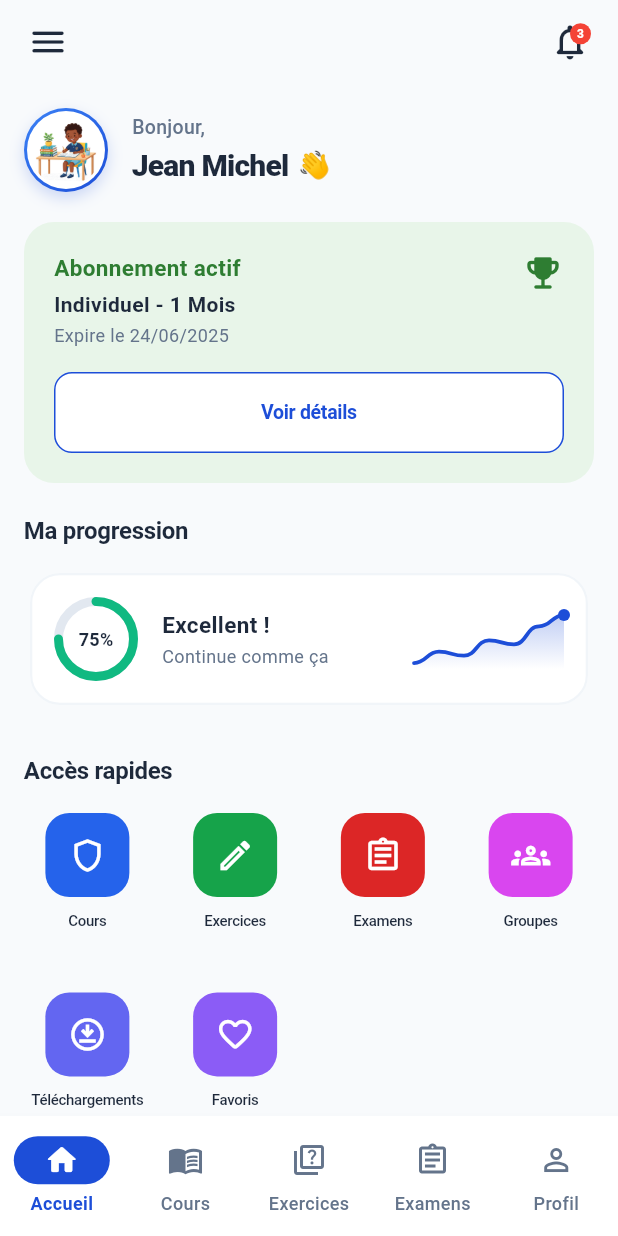
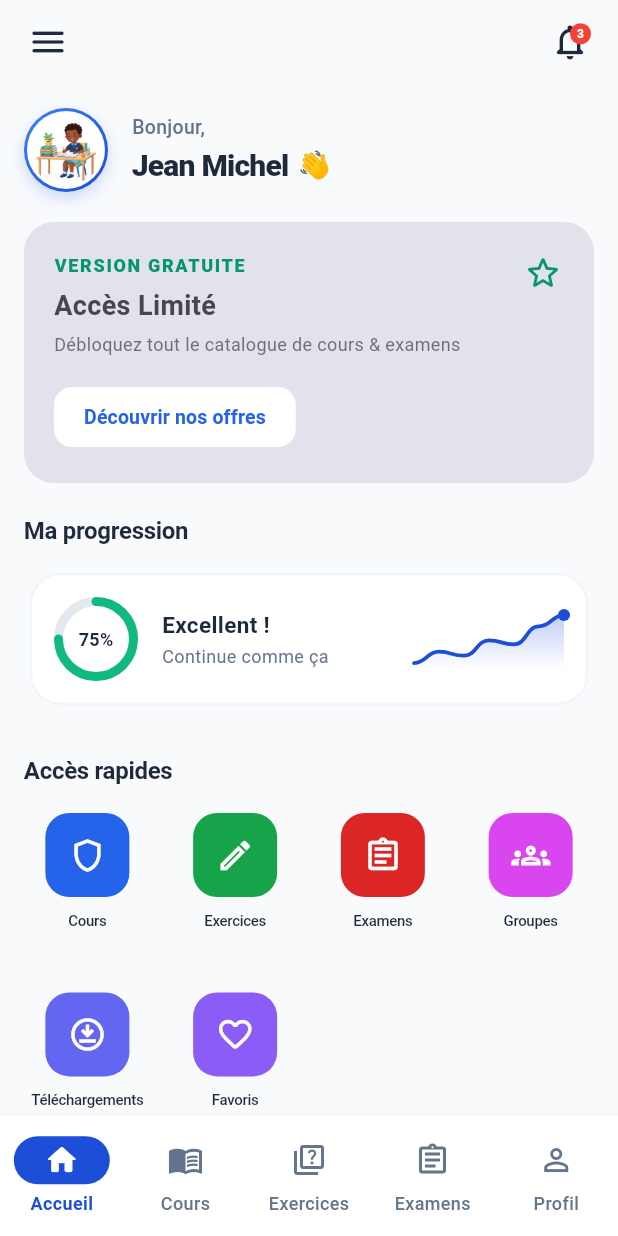
Before and after one commit to iboviconfiance/app1, a Flutter app: the DashboardScreen screen opened by its route, on a phone screen of 412 x 824 dp. Run offline on Flutter 3.47's test engine with Material 3 defaults, Android fonts, the phone set to English and light mode, and no system bars; drawn by our look-alikes of flutter_animate, percent_indicator; our stand-ins replace file_picker, go_router, shared_preferences; accounts and stored records are empty; network calls fail.

Commit message:
design: refonte visuelle Material 3, micro-animations de telechargements et transition boutons

```diff
--- a/frontend/lib/screens/home/dashboard_screen.dart
+++ b/frontend/lib/screens/home/dashboard_screen.dart
@@ -42,10 +42,13 @@ class _DashboardScreenState extends State<DashboardScreen> {
     final planName = subscription != null ? subscription['plan'] ?? 'gratuit' : 'gratuit';
     final endDateStr = subscription != null ? subscription['end_date'] : null;
 
+    final bgColor = isPremium ? theme.colorScheme.primaryContainer : theme.colorScheme.surfaceVariant;
+    final textColor = isPremium ? theme.colorScheme.onPrimaryContainer : theme.colorScheme.onSurfaceVariant;
+
     return Container(
       padding: const EdgeInsets.all(20),
       decoration: BoxDecoration(
-        color: const Color(0xFFE8F5E9), // Mint green background
+        color: bgColor,
         borderRadius: BorderRadius.circular(20),
       ),
       child: Column(
@@ -59,60 +62,61 @@ class _DashboardScreenState extends State<DashboardScreen> {
                 child: Column(
                   crossAxisAlignment: CrossAxisAlignment.start,
                   children: [
-                    const Text(
-                      'Abonnement actif',
+                    Text(
+                      isPremium ? 'ABONNEMENT ACTIF' : 'VERSION GRATUITE',
                       style: TextStyle(
-                        color: Color(0xFF2E7D32), // Green text
+                        color: isPremium ? theme.colorScheme.primary : theme.colorScheme.secondary,
+                        fontWeight: FontWeight.w800,
+                        fontSize: 12,
+                        letterSpacing: 1.1,
+                      ),
+                    ),
+                    const SizedBox(height: 6),
+                    Text(
+                      isPremium
+                          ? (planName == 'individuel' ? 'Plan Individuel' : 'Plan Familial')
+                          : 'Accès Limité',
+                      style: TextStyle(
+                        color: textColor,
+                        fontSize: 18,
                         fontWeight: FontWeight.bold,
-                        fontSize: 15,
                       ),
                     ),
                     const SizedBox(height: 4),
                     Text(
                       isPremium
-                          ? (planName == 'individuel' ? 'Individuel - 1 Mois' : planName.toUpperCase())
-                          : 'Individuel - 1 Mois',
-                      style: const TextStyle(
-                        color: Color(0xFF1E293B), // Dark text
-                        fontSize: 14,
-                        fontWeight: FontWeight.w600,
-                      ),
-                    ),
-                    const SizedBox(height: 2),
-                    Text(
-                      isPremium
                           ? 'Expire le ${_formatDate(endDateStr)}'
-                          : 'Expire le 24/06/2025',
-                      style: const TextStyle(
-                        color: Color(0xFF64748B), // Grey text
+                          : 'Débloquez tout le catalogue de cours & examens',
+                      style: TextStyle(
+                        color: textColor.withOpacity(0.75),
                         fontSize: 12,
                       ),
                     ),
                   ],
                 ),
               ),
-              const Icon(
-                Icons.emoji_events_rounded,
-                color: Color(0xFF2E7D32),
+              Icon(
+                isPremium ? Icons.workspace_premium_rounded : Icons.star_border_rounded,
+                color: isPremium ? theme.colorScheme.primary : theme.colorScheme.secondary,
                 size: 28,
               ),
             ],
           ),
           const SizedBox(height: 16),
-          OutlinedButton(
+          ElevatedButton(
             onPressed: () => context.go('/subscription'),
-            style: OutlinedButton.styleFrom(
-              foregroundColor: const Color(0xFF1D4ED8),
-              backgroundColor: Colors.white,
-              side: const BorderSide(color: Color(0xFF1D4ED8), width: 1.0),
+            style: ElevatedButton.styleFrom(
+              backgroundColor: theme.colorScheme.surface,
+              foregroundColor: theme.colorScheme.primary,
+              elevation: 0,
               shape: RoundedRectangleBorder(
                 borderRadius: BorderRadius.circular(12),
               ),
-              padding: const EdgeInsets.symmetric(horizontal: 24, vertical: 8),
+              padding: const EdgeInsets.symmetric(horizontal: 20, vertical: 8),
             ),
-            child: const Text(
-              'Voir détails',
-              style: TextStyle(fontWeight: FontWeight.bold, fontSize: 13),
+            child: Text(
+              isPremium ? 'Gérer mon abonnement' : 'Découvrir nos offres',
+              style: const TextStyle(fontWeight: FontWeight.bold, fontSize: 13),
             ),
           ),
         ],
```
Also changed, not shown: frontend/lib/providers/course_provider.dart (+13 -2 lines), frontend/lib/screens/courses/course_detail_screen.dart (+71 -13 lines).
